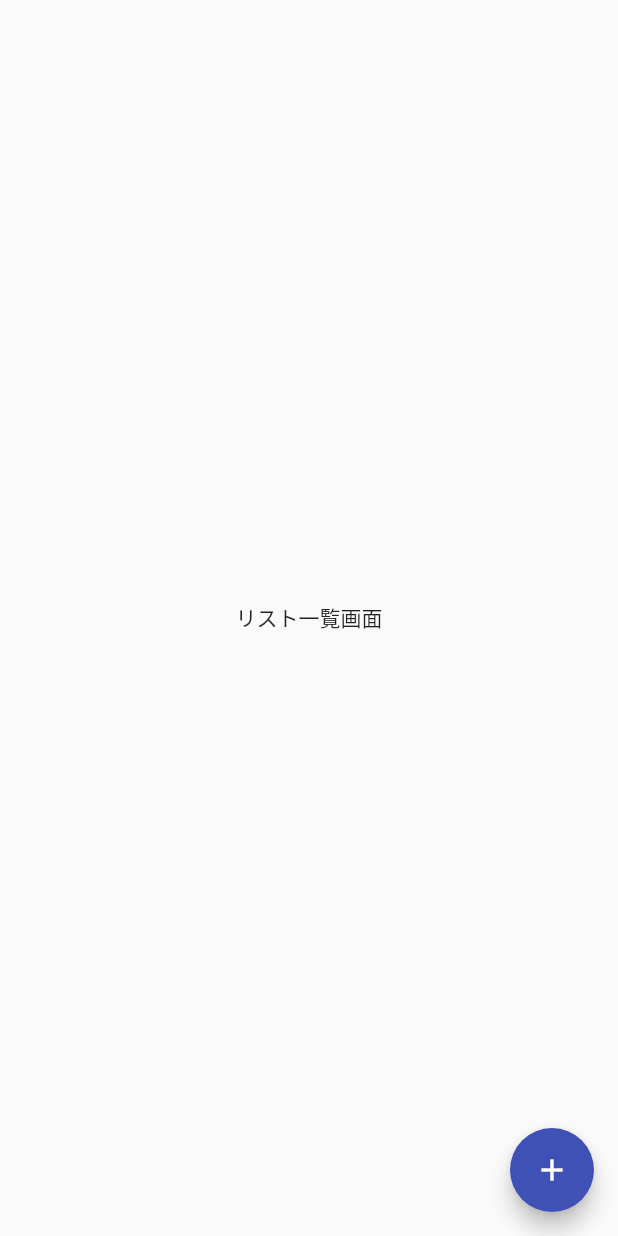
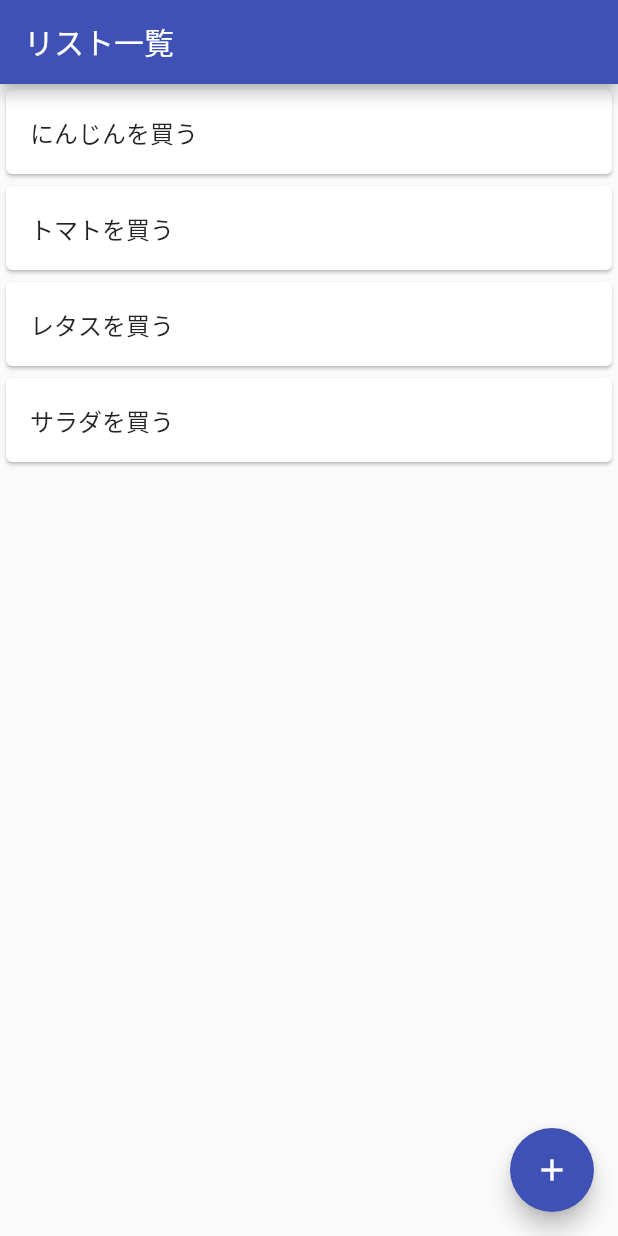
Before and after one commit to time-shimizu/mytodoapp, a Flutter app: the screen it shows after launch, on a phone screen of 412 x 824 dp. Run offline on Flutter 3.47's test engine with Material 2 defaults, Android fonts, the phone set to English and light mode, and no system bars.

```diff
--- a/lib/main.dart
+++ b/lib/main.dart
@@ -21,8 +21,32 @@ class TodoListPage extends StatelessWidget {
   @override
   Widget build(BuildContext context) {
     return Scaffold(
-      body: Center(
-        child: Text('リスト一覧画面'),
+      appBar: AppBar(
+        title: Text("リスト一覧"),
+      ),
+      body: ListView(
+        children: [
+          Card(
+            child: ListTile(
+              title: Text('にんじんを買う'),
+            ),
+          ),
+          Card(
+            child: ListTile(
+              title: Text('トマトを買う'),
+            ),
+          ),
+          Card(
+            child: ListTile(
+              title: Text('レタスを買う'),
+            ),
+          ),
+          Card(
+            child: ListTile(
+              title: Text('サラダを買う'),
+            ),
+          ),
+        ],
       ),
       floatingActionButton: FloatingActionButton(
         onPressed: () {
@@ -40,20 +64,52 @@ class TodoListPage extends StatelessWidget {
   }
 }
 
-class TodoAddPage extends StatelessWidget {
-  const TodoAddPage({super.key});
+class TodoAddPage extends StatefulWidget {
+  @override
+  _TodoAddPageState createState() => _TodoAddPageState();
+}
+
+class _TodoAddPageState extends State<TodoAddPage> {
+  String _text = "";
 
   @override
   Widget build(BuildContext context) {
     return Scaffold(
-      body: Center(
+        appBar: AppBar(title: Text("リスト追加")),
+        body: Container(
+          padding: EdgeInsets.all(64),
+          child: Column(
+            mainAxisAlignment: MainAxisAlignment.center,
+            children: <Widget>[
+              Text(_text, style: TextStyle(color: Colors.indigo)),
+              const SizedBox(height: 8),
+              TextField(
+                onChanged: (String value) {
+                  setState(() {
+                    _text = value;
+                  });
+                },
+              ),
+              const SizedBox(height: 8),
+              Container(
+                width: double.infinity,
+                child: ElevatedButton(
+                  onPressed: () {},
+                  child: Text('リスト追加', style: TextStyle(color: Colors.white)),
+                ),
+              ),
+              const SizedBox(height: 8),
+              Container(
+                width: double.infinity,
                 child: TextButton(
                   onPressed: () {
                     Navigator.of(context).pop();
                   },
-          child: const Text("リスト追加画面（クリックで戻る）"),
+                  child: Text('キャンセル'),
                 ),
+              )
+            ],
           ),
-    );
+        ));
   }
 }
```
Lines whose indentation alone changed are shown as unchanged.
